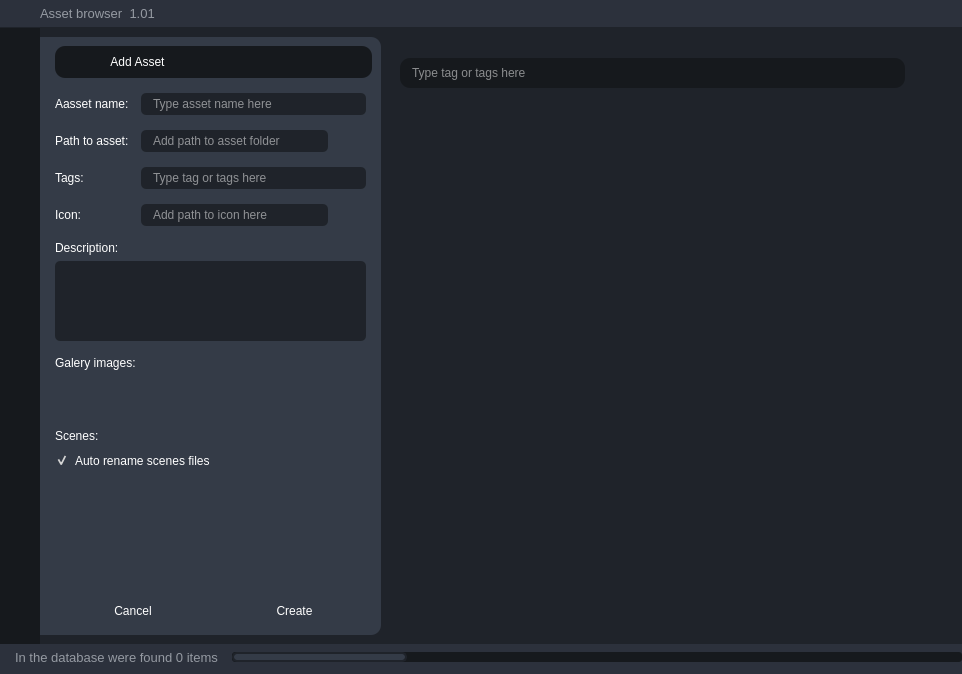
Qt form UI/Ui_MainWindow.ui (andreikin/asset_browser) before a commit.
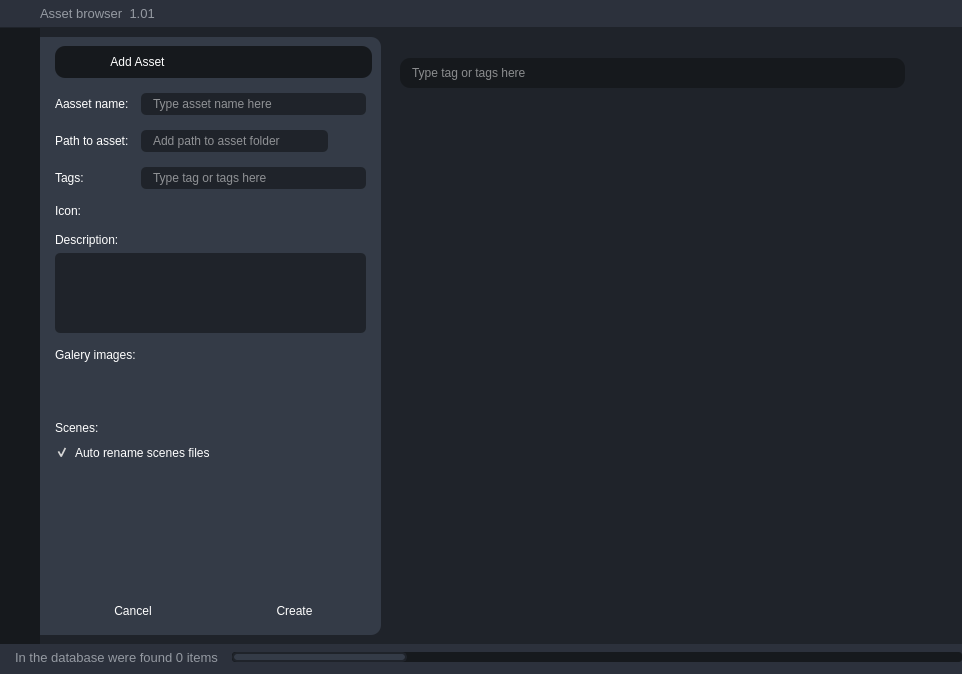
The same form after that commit. Icons and pictures are not drawn.

Commit message: add IconLineEdit class with ability to drag and drop and copy from clipboard

The edit to the form file:
```diff
--- a/UI/Ui_MainWindow.ui
+++ b/UI/Ui_MainWindow.ui
@@ -899,28 +899,6 @@
                           </property>
                          </widget>
                         </item>
-                        <item>
-                         <widget class="QLineEdit" name="image_lineEdit">
-                          <property name="minimumSize">
-                           <size>
-                            <width>0</width>
-                            <height>22</height>
-                           </size>
-                          </property>
-                          <property name="maximumSize">
-                           <size>
-                            <width>16777215</width>
-                            <height>22</height>
-                           </size>
-                          </property>
-                          <property name="placeholderText">
-                           <string>Add path to icon here</string>
-                          </property>
-                          <property name="clearButtonEnabled">
-                           <bool>true</bool>
-                          </property>
-                         </widget>
-                        </item>
                         <item>
                          <widget class="QPushButton" name="image_Button">
                           <property name="text">
```
Left out of the diff: 2 changed lines with no effect on the pictures. The commit also changes 3 other files.
